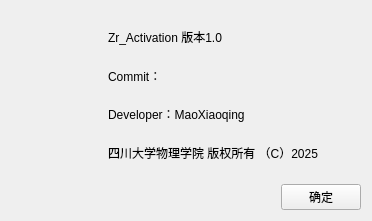
The window that aboutwidget.ui (MrXiaomao/HEXRayFSS_QT) describes before a commit, drawn with Qt 5.
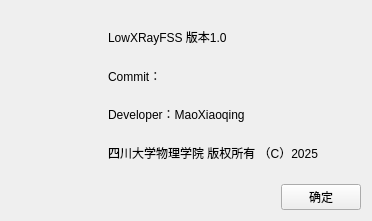
The same window after the commit. Icons and pictures are not drawn.

Commit message: 1、增加一个关于对话框

```diff
--- a/aboutwidget.ui
+++ b/aboutwidget.ui
@@ -75,7 +75,7 @@
         <item>
          <widget class="QLabel" name="label_2">
           <property name="text">
-           <string>Zr_Activation 版本1.0</string>
+           <string>LowXRayFSS 版本1.0</string>
           </property>
          </widget>
         </item>
```
Left out of the diff: 7 changed lines with no effect on the pictures. The commit also changes 6 other files.
